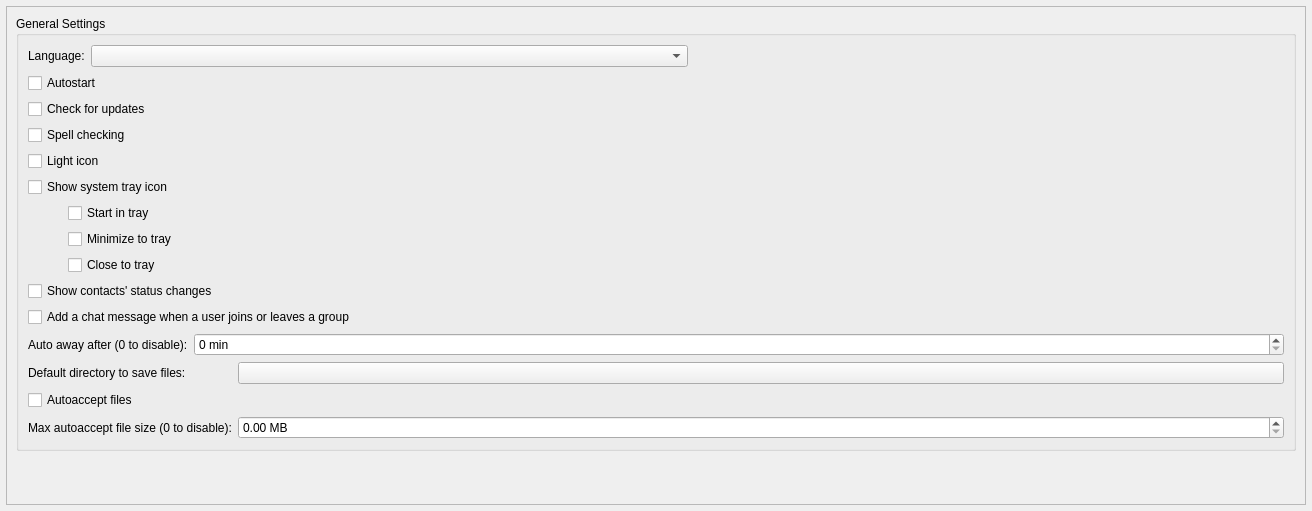
First picture: the form in src/modules/im/src/widget/form/settings/generalsettings.ui, repository okstar-org/ok-msg-desktop, before the edit.
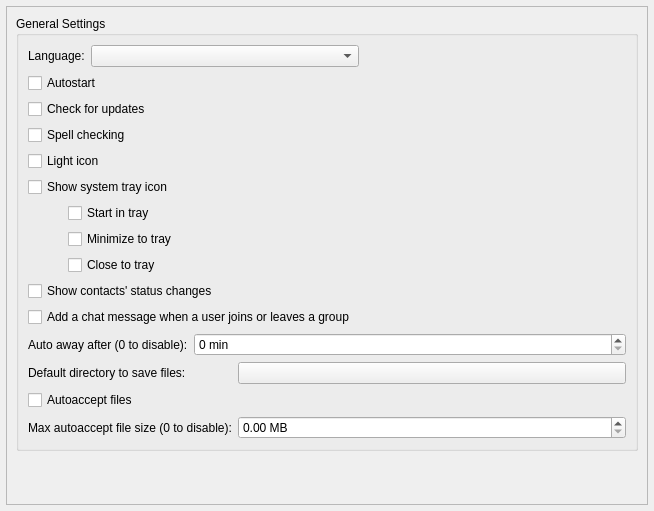
Second picture: the form after the edit. Custom widgets are drawn as their Qt base class.

```diff
--- a/src/modules/im/src/widget/form/settings/generalsettings.ui
+++ b/src/modules/im/src/widget/form/settings/generalsettings.ui
@@ -6,7 +6,7 @@
    <rect>
     <x>0</x>
     <y>0</y>
-    <width>1312</width>
+    <width>654</width>
     <height>511</height>
    </rect>
   </property>
@@ -39,8 +39,8 @@
        <rect>
         <x>0</x>
         <y>0</y>
-        <width>1298</width>
-        <height>497</height>
+        <width>617</width>
+        <height>633</height>
        </rect>
       </property>
       <layout class="QVBoxLayout" name="verticalLayout_4" stretch="0,0">
```
